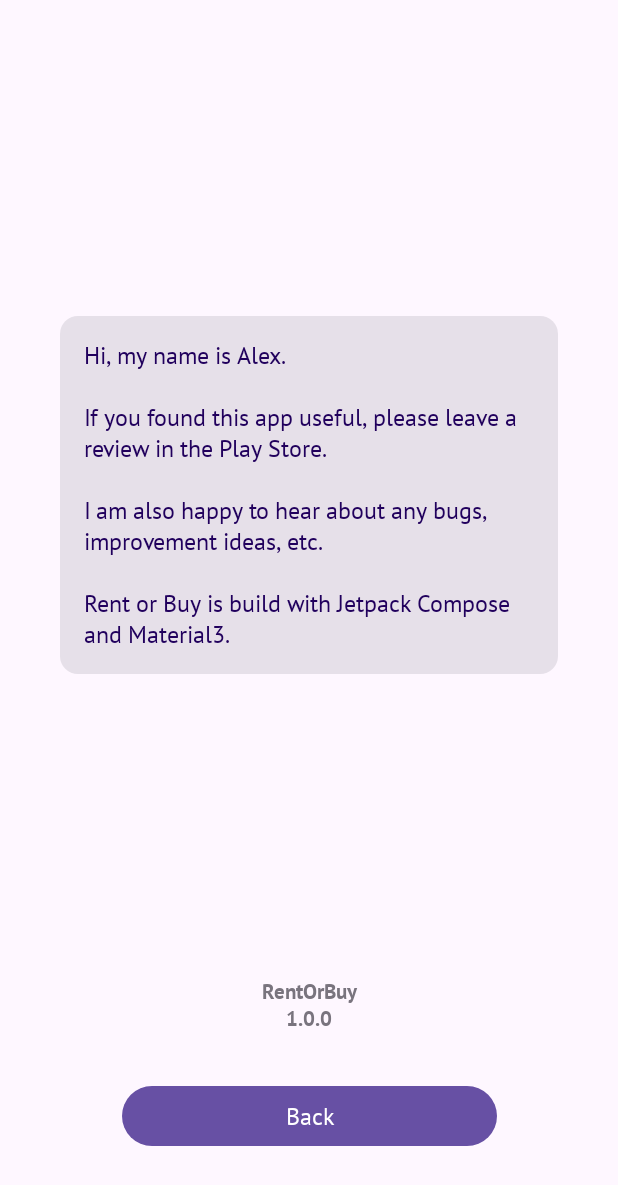
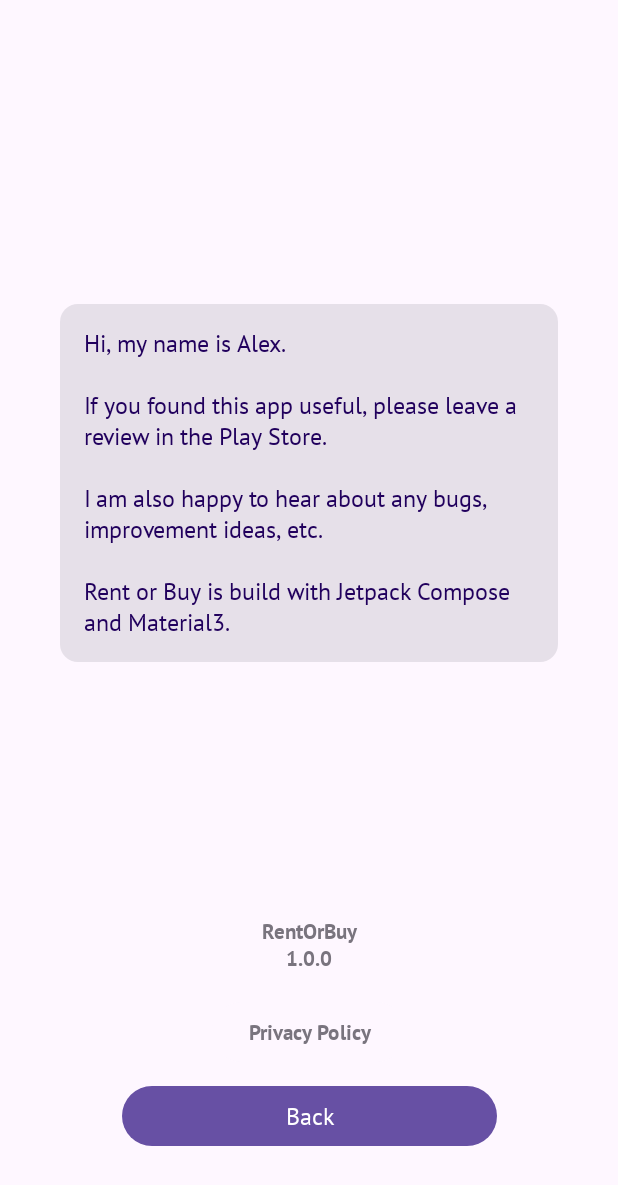
Before and after one commit to weissale1/RentOrBuy, an Android app built with Jetpack Compose: the AboutScreen screen opened through its navigation route, on a phone screen of 412 x 824 dp. Shown: the top 1185 px of the screen. Run offline under Robolectric (Android 15) with nearby library versions, the phone set to English and light mode, and no system bars.

Commit message:
add link to privacy policy

```diff
--- a/app/src/main/java/rentorbuy/ui/AboutScreen.kt
+++ b/app/src/main/java/rentorbuy/ui/AboutScreen.kt
@@ -8,12 +8,15 @@ import androidx.compose.foundation.layout.height
 import androidx.compose.foundation.layout.padding
 import androidx.compose.foundation.layout.widthIn
 import androidx.compose.material3.Button
+import androidx.compose.material3.ButtonColors
+import androidx.compose.material3.ButtonDefaults
 import androidx.compose.material3.Card
 import androidx.compose.material3.MaterialTheme
 import androidx.compose.material3.Text
 import androidx.compose.runtime.Composable
 import androidx.compose.ui.Alignment
 import androidx.compose.ui.Modifier
+import androidx.compose.ui.platform.LocalUriHandler
 import androidx.compose.ui.res.dimensionResource
 import androidx.compose.ui.res.stringResource
 import androidx.compose.ui.text.style.TextAlign
@@ -55,9 +58,24 @@ fun AboutScreen(
             style = MaterialTheme.typography.labelSmall,
             color = MaterialTheme.colorScheme.outline,
             modifier = Modifier.padding(
-                dimensionResource(id = R.dimen.padding_large)
+                dimensionResource(id = R.dimen.padding_small)
             ),
         )
+        val uriHandler = LocalUriHandler.current
+        Button (
+            onClick = { uriHandler.openUri("https://github.com/weissale1/PrivacyPolicies/blob/main/RentOrBuy.md") },
+            colors = ButtonDefaults.buttonColors(containerColor = MaterialTheme.colorScheme.background),
+            modifier = Modifier.padding(
+                dimensionResource(id = R.dimen.padding_small)
+            ),
+                ) {
+            Text(
+                text = stringResource(R.string.privacy_policy),
+                textAlign = TextAlign.Center,
+                style = MaterialTheme.typography.labelSmall,
+                color = MaterialTheme.colorScheme.outline,
+            )
+        }
         Button(
             onClick = onBackButtonClicked,
             modifier = Modifier.widthIn(min = 250.dp)
--- a/app/src/main/res/values/strings.xml
+++ b/app/src/main/res/values/strings.xml
@@ -10,6 +10,7 @@
     <string name="next">Calculate</string>
     <string name="back">Back</string>
     <string name="version">1.0.0</string>
+    <string name="privacy_policy">Privacy Policy</string>
     <string name="about_text">
         Hi, my name is Alex.
         \n\nIf you found this app useful, please leave a review in the Play Store.
```
